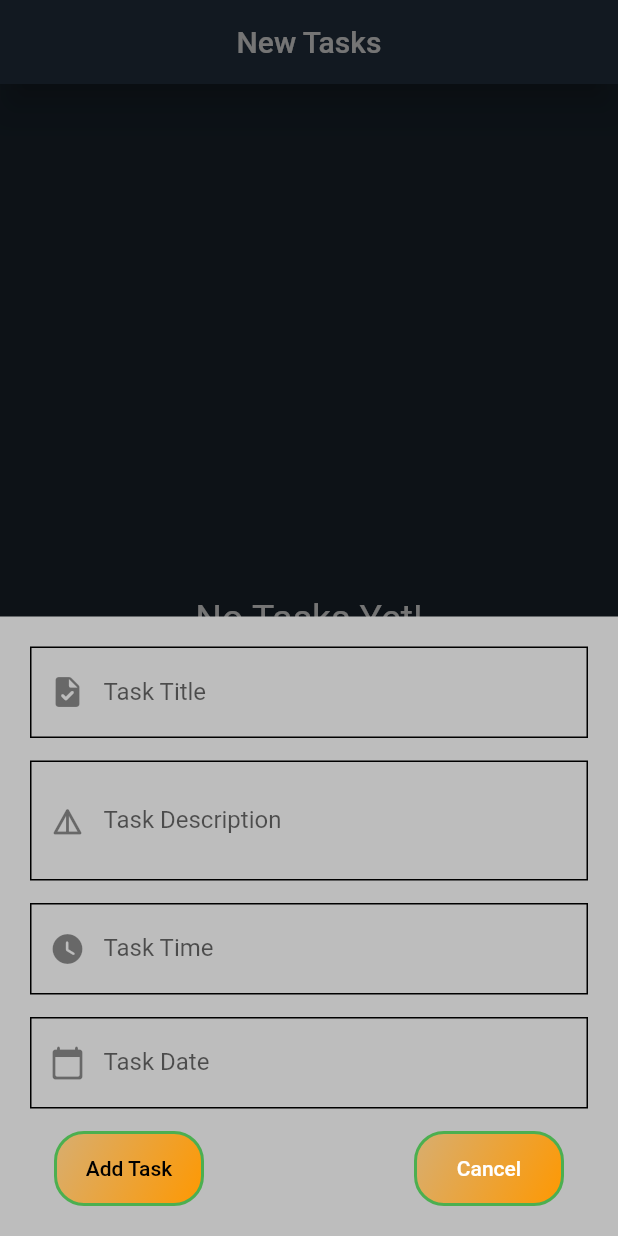
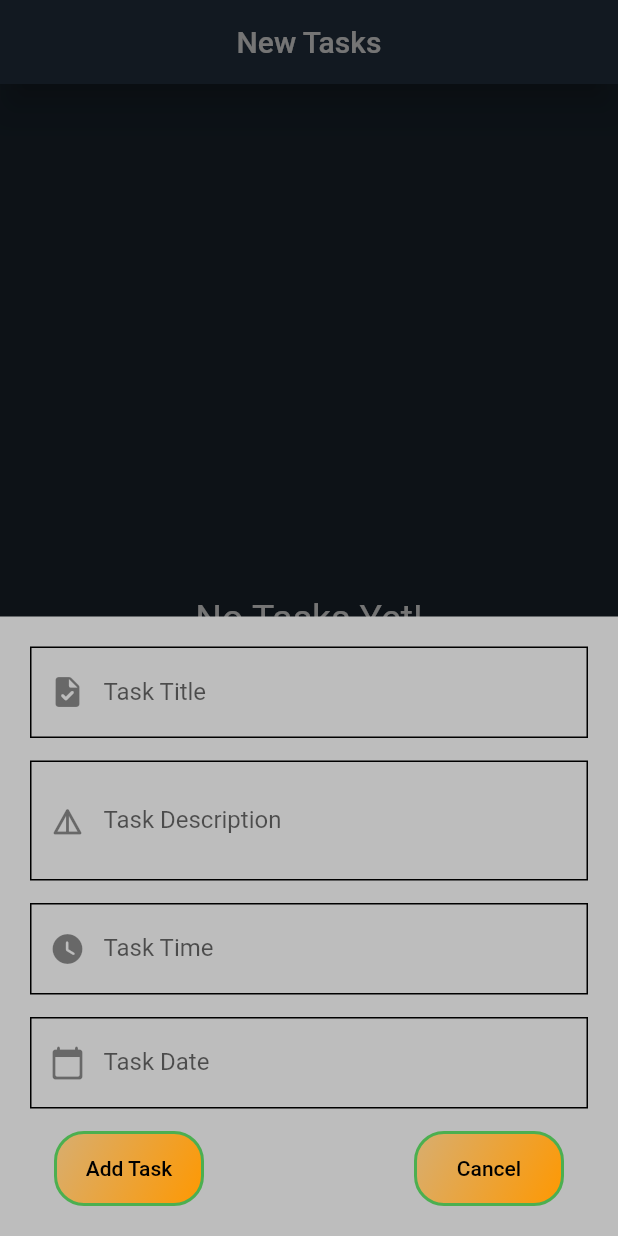
Before and after one commit to AliAymanMohammed/To-Do-App, a Flutter app: the screen it shows after launch, after a tap on the "add" icon, on a phone screen of 412 x 824 dp. Run offline on Flutter 3.47's test engine with Material 2 defaults, Android fonts, the phone set to English and light mode, and no system bars; our stand-ins replace bloc, flutter_bloc, flutter_local_notifications, sqflite, timezone; accounts and stored records are empty.

Commit message:
To Do Application

```diff
--- a/lib/screens/home_screen.dart
+++ b/lib/screens/home_screen.dart
@@ -211,7 +211,7 @@ class _HomeScreenState extends State<HomeScreen> {
                                     Text(
                                       'Cancel',
                                       style: TextStyle(
-                                          color: Colors.white
+                                          color: Colors.black
                                       ),
                                     ),
                                   )
```
